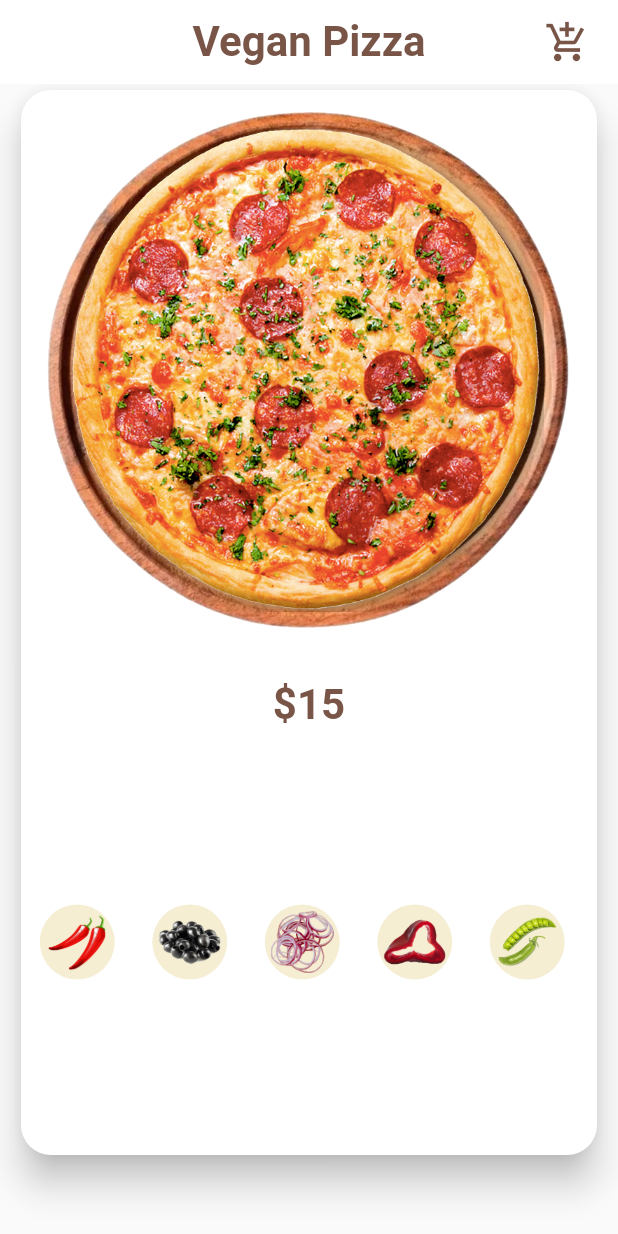
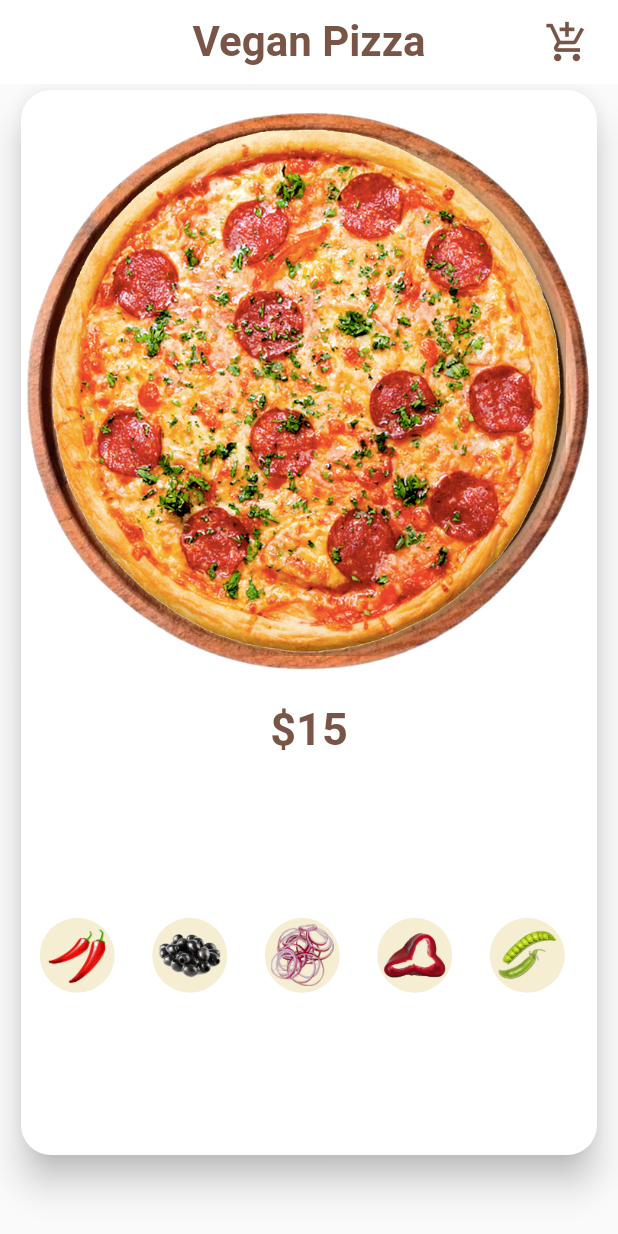
Before and after one commit to Dandy27/apporder, a Flutter app: the screen it shows after launch, on a phone screen of 412 x 824 dp. Run offline on Flutter 3.47's test engine with Material 2 defaults, Android fonts, the phone set to English and light mode, and no system bars.

```diff
--- a/dandy.com/lib/common/components/pizza_details.dart
+++ b/dandy.com/lib/common/components/pizza_details.dart
@@ -1,3 +1,5 @@
+import 'dart:ui';
+
 import 'package:flutter/material.dart';
 import 'package:pizzaorders2/ingredient.dart';
 
@@ -24,7 +26,7 @@ class _PizzaDetailState extends State<PizzaDetail> {
     BuildContext context,
   ) {
     return Expanded(
-      flex: 3,
+      flex: 5,
       child: Column(
         children: [
           Expanded(
@@ -39,7 +41,7 @@ class _PizzaDetailState extends State<PizzaDetail> {
                 print('onWillAccept');
                 setState(() {
                   focused = true;
-                  price++;
+                  // price++;
                 });
                 for (final Ingredient? i in listIngredients) {
                   if (i!.compare(ingredient!)) {
@@ -47,6 +49,7 @@ class _PizzaDetailState extends State<PizzaDetail> {
                   }
                 }
                 listIngredients.add(ingredient);
+                price++;
                 return true;
               },
               onLeave: (data) {
@@ -59,7 +62,7 @@ class _PizzaDetailState extends State<PizzaDetail> {
                 return LayoutBuilder(builder: (context, constraints) {
                   return Center(
                     child: AnimatedContainer(
-                      duration: const Duration(milliseconds: 300),
+                      duration: const Duration(milliseconds: 200),
                       height: focused
                           ? constraints.maxHeight
                           : constraints.maxHeight - 20,
@@ -82,7 +85,7 @@ class _PizzaDetailState extends State<PizzaDetail> {
             ),
           ),
           const SizedBox(
-            height: defaultPadding,
+            height: defaultPadding / 3,
           ),
           // builText()
           buidText()
@@ -94,10 +97,23 @@ class _PizzaDetailState extends State<PizzaDetail> {
   Widget buidText() {
     return AnimatedSwitcher(
       duration: const Duration(milliseconds: 300),
+      transitionBuilder: (child, animation) {
+        return FadeTransition(
+          opacity: animation,
+          child: SlideTransition(
+            position: animation.drive(Tween<Offset>(
+              begin: const Offset(0.0, 0.0),
+              end: Offset(0.0, animation.value),
+            )),
+            child: child,
+          ),
+        );
+      },
       child: Text('\$$price',
+          key:UniqueKey(),
           style: const TextStyle(
             color: Colors.brown,
-                fontSize: 28,
+            fontSize: 30,
             fontWeight: FontWeight.bold,
           )),
     );
--- a/dandy.com/lib/common/components/pizza_ingredients.dart
+++ b/dandy.com/lib/common/components/pizza_ingredients.dart
@@ -2,7 +2,6 @@ import 'package:flutter/material.dart';
 
 import '../../constants.dart';
 import '../../ingredient.dart';
-
 
 class PizzaIngredients extends StatelessWidget {
   const PizzaIngredients({
@@ -12,7 +11,7 @@ class PizzaIngredients extends StatelessWidget {
   @override
   Widget build(BuildContext context) {
     return Expanded(
-        flex: 2,
+        flex: 3,
         child: ListView.builder(
             scrollDirection: Axis.horizontal,
             itemCount: ingredients.length,
@@ -25,9 +24,8 @@ class PizzaIngredients extends StatelessWidget {
                   height: defaultPadding * 2.5,
                   width: defaultPadding * 2.5,
                   decoration: const BoxDecoration(
-                        shape: BoxShape.circle,
-                        color: Color(0xFFF5EED3)),
-                    child: Image.asset(  ingredient!.image),
+                      shape: BoxShape.circle, color: Color(0xFFF5EED3)),
+                  child: Image.asset(ingredient!.image),
                 ),
               );
               return Center(
```
Lines whose indentation alone changed are shown as unchanged.
